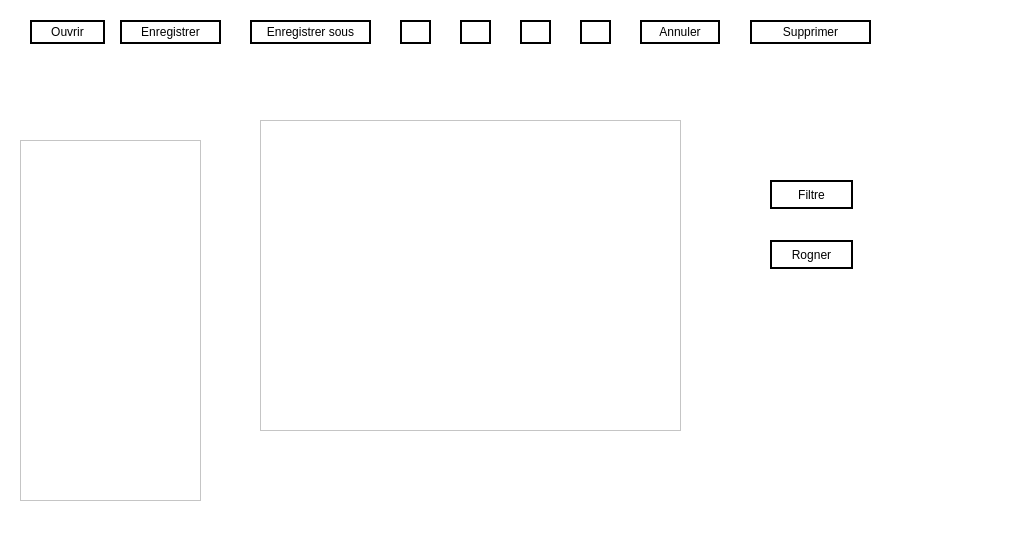
Qt form imagedit.ui (NesrineGhannay/ImagEdit) before a commit.
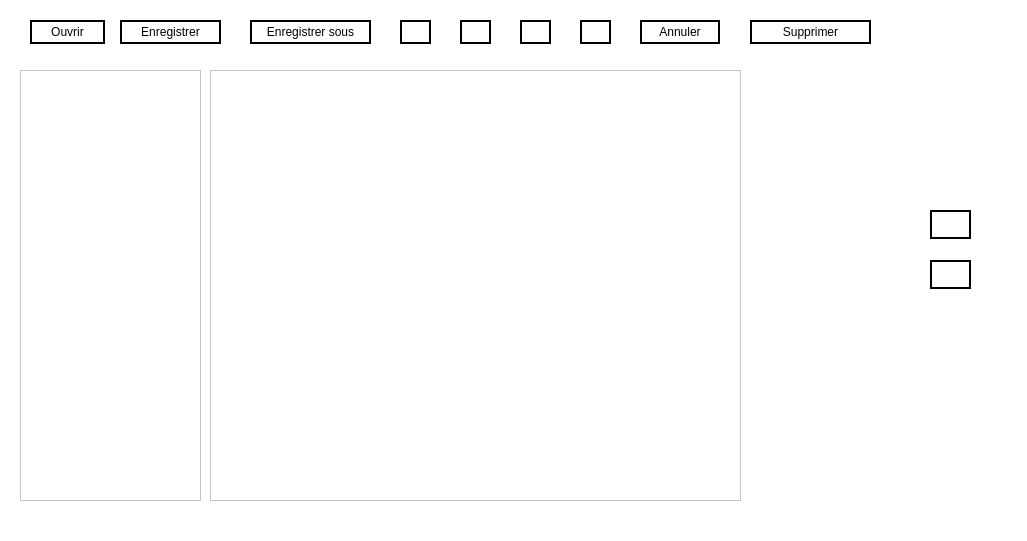
The same form after that commit. Icons and pictures are not drawn.

Commit message: redimension image et reordonnancement de imagedit

What changed in the file:
```diff
--- a/imagedit.ui
+++ b/imagedit.ui
@@ -50,9 +50,9 @@
     <property name="geometry">
      <rect>
       <x>20</x>
-      <y>140</y>
+      <y>70</y>
       <width>181</width>
-      <height>361</height>
+      <height>431</height>
      </rect>
     </property>
    </widget>
@@ -228,20 +228,20 @@
    <widget class="QListWidget" name="edition">
     <property name="geometry">
      <rect>
-      <x>260</x>
-      <y>120</y>
-      <width>421</width>
-      <height>311</height>
+      <x>210</x>
+      <y>70</y>
+      <width>531</width>
+      <height>431</height>
      </rect>
     </property>
    </widget>
    <widget class="QLabel" name="imageLabel">
     <property name="geometry">
      <rect>
-      <x>280</x>
-      <y>140</y>
-      <width>381</width>
-      <height>271</height>
+      <x>230</x>
+      <y>90</y>
+      <width>491</width>
+      <height>381</height>
      </rect>
     </property>
     <property name="text">
@@ -251,9 +251,9 @@
    <widget class="QPushButton" name="filter">
     <property name="geometry">
      <rect>
-      <x>770</x>
-      <y>180</y>
-      <width>83</width>
+      <x>930</x>
+      <y>210</y>
+      <width>41</width>
       <height>29</height>
      </rect>
     </property>
@@ -261,7 +261,7 @@
      <string notr="true">border: 2px solid black;</string>
     </property>
     <property name="text">
-     <string>Filtre</string>
+     <string/>
     </property>
     <property name="icon">
      <iconset resource="Ressources.qrc">
@@ -271,9 +271,9 @@
    <widget class="QPushButton" name="rogner">
     <property name="geometry">
      <rect>
-      <x>770</x>
-      <y>240</y>
-      <width>83</width>
+      <x>930</x>
+      <y>260</y>
+      <width>41</width>
       <height>29</height>
      </rect>
     </property>
@@ -281,7 +281,7 @@
      <string notr="true">border: 2px solid black;</string>
     </property>
     <property name="text">
-     <string>Rogner</string>
+     <string/>
     </property>
     <property name="icon">
      <iconset resource="Ressources.qrc">
```
The commit also changes 4 other files.
